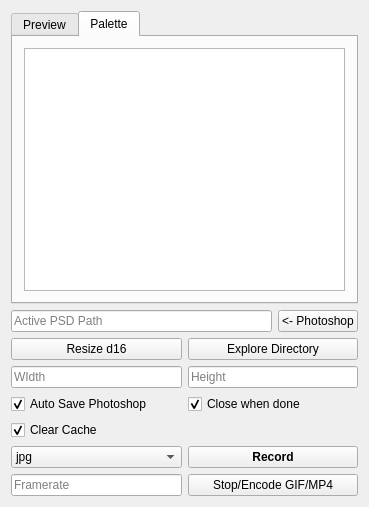
Old version of the form ui/record/mainwindow.ui in the repository minuJeong/psd_snapshot_tool.
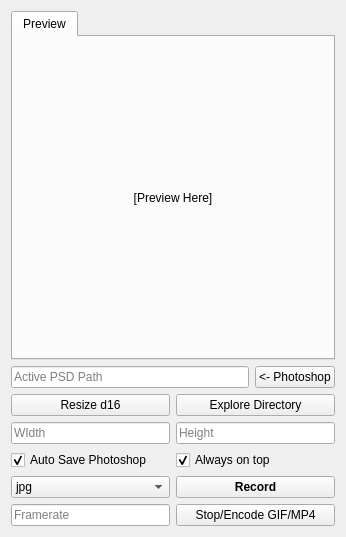
New version of the form.

Patch:
```diff
--- a/ui/record/mainwindow.ui
+++ b/ui/record/mainwindow.ui
@@ -6,8 +6,8 @@
    <rect>
     <x>0</x>
     <y>0</y>
-    <width>369</width>
-    <height>507</height>
+    <width>346</width>
+    <height>537</height>
    </rect>
   </property>
   <property name="windowTitle">
@@ -15,27 +15,6 @@
   </property>
   <widget class="QWidget" name="centralWidget">
    <layout class="QGridLayout" name="gridLayout">
-    <item row="3" column="1">
-     <widget class="QPushButton" name="ShowDirectoryButton">
-      <property name="text">
-       <string>Explore Directory</string>
-      </property>
-     </widget>
-    </item>
-    <item row="11" column="0">
-     <widget class="QLineEdit" name="FrameRateLineEdit">
-      <property name="placeholderText">
-       <string>Framerate</string>
-      </property>
-     </widget>
-    </item>
-    <item row="3" column="0">
-     <widget class="QPushButton" name="MakeDivisable16Button">
-      <property name="text">
-       <string>Resize d16</string>
-      </property>
-     </widget>
-    </item>
     <item row="5" column="0">
      <widget class="QLineEdit" name="SaveSizeWidthLineEdit">
       <property name="placeholderText">
@@ -43,6 +22,13 @@
       </property>
      </widget>
     </item>
+    <item row="3" column="1">
+     <widget class="QPushButton" name="ShowDirectoryButton">
+      <property name="text">
+       <string>Explore Directory</string>
+      </property>
+     </widget>
+    </item>
     <item row="5" column="1">
      <widget class="QLineEdit" name="SaveSizeHeightLineEdit">
       <property name="placeholderText">
@@ -50,7 +36,7 @@
       </property>
      </widget>
     </item>
-    <item row="11" column="1">
+    <item row="10" column="1">
      <widget class="QPushButton" name="StopButton">
       <property name="text">
        <string>Stop/Encode GIF/MP4</string>
@@ -60,21 +46,21 @@
       </property>
      </widget>
     </item>
-    <item row="8" column="0">
-     <widget class="QComboBox" name="FileTypeComboBox">
-      <item>
-       <property name="text">
-        <string>jpg</string>
-       </property>
-      </item>
-      <item>
-       <property name="text">
-        <string>png</string>
-       </property>
-      </item>
+    <item row="10" column="0">
+     <widget class="QLineEdit" name="FrameRateLineEdit">
+      <property name="placeholderText">
+       <string>Framerate</string>
+      </property>
      </widget>
     </item>
-    <item row="8" column="1">
+    <item row="3" column="0">
+     <widget class="QPushButton" name="MakeDivisable16Button">
+      <property name="text">
+       <string>Resize d16</string>
+      </property>
+     </widget>
+    </item>
+    <item row="7" column="1">
      <widget class="QPushButton" name="StartButton">
       <property name="sizePolicy">
        <sizepolicy hsizetype="Minimum" vsizetype="Minimum">
@@ -96,13 +82,40 @@
       </property>
      </widget>
     </item>
+    <item row="7" column="0">
+     <widget class="QComboBox" name="FileTypeComboBox">
+      <item>
+       <property name="text">
+        <string>jpg</string>
+       </property>
+      </item>
+      <item>
+       <property name="text">
+        <string>png</string>
+       </property>
+      </item>
+     </widget>
+    </item>
+    <item row="6" column="1">
+     <widget class="QCheckBox" name="AlwaysOnTopCheckbox">
+      <property name="text">
+       <string>Always on top</string>
+      </property>
+      <property name="shortcut">
+       <string>Ctrl+S</string>
+      </property>
+      <property name="checked">
+       <bool>true</bool>
+      </property>
+     </widget>
+    </item>
     <item row="0" column="0" colspan="2">
      <widget class="QTabWidget" name="tabWidget">
       <property name="enabled">
        <bool>true</bool>
       </property>
       <property name="currentIndex">
-       <number>1</number>
+       <number>0</number>
       </property>
       <widget class="QWidget" name="tab">
        <attribute name="title">
@@ -127,39 +140,6 @@
         </item>
        </layout>
       </widget>
-      <widget class="QWidget" name="tab_2">
-       <attribute name="title">
-        <string>Palette</string>
-       </attribute>
-       <layout class="QHBoxLayout" name="horizontalLayout_3">
-        <item>
-         <widget class="QGraphicsView" name="PaletteGrpView">
-          <property name="verticalScrollBarPolicy">
-           <enum>Qt::ScrollBarAlwaysOff</enum>
-          </property>
-          <property name="horizontalScrollBarPolicy">
-           <enum>Qt::ScrollBarAlwaysOff</enum>
-          </property>
-          <property name="alignment">
-           <set>Qt::AlignLeading|Qt::AlignLeft|Qt::AlignTop</set>
-          </property>
-         </widget>
-        </item>
-       </layout>
-      </widget>
-     </widget>
-    </item>
-    <item row="6" column="1">
-     <widget class="QCheckBox" name="CloseWhenDoneCheckbox">
-      <property name="text">
-       <string>Close when done</string>
-      </property>
-      <property name="shortcut">
-       <string>S</string>
-      </property>
-      <property name="checked">
-       <bool>true</bool>
-      </property>
      </widget>
     </item>
     <item row="6" column="0">
@@ -193,19 +173,6 @@
       </item>
      </layout>
     </item>
-    <item row="7" column="0">
-     <widget class="QCheckBox" name="ClearCacheCheckbox">
-      <property name="text">
-       <string>Clear Cache</string>
-      </property>
-      <property name="shortcut">
-       <string>S</string>
-      </property>
-      <property name="checked">
-       <bool>true</bool>
-      </property>
-     </widget>
-    </item>
    </layout>
   </widget>
  </widget>
```
